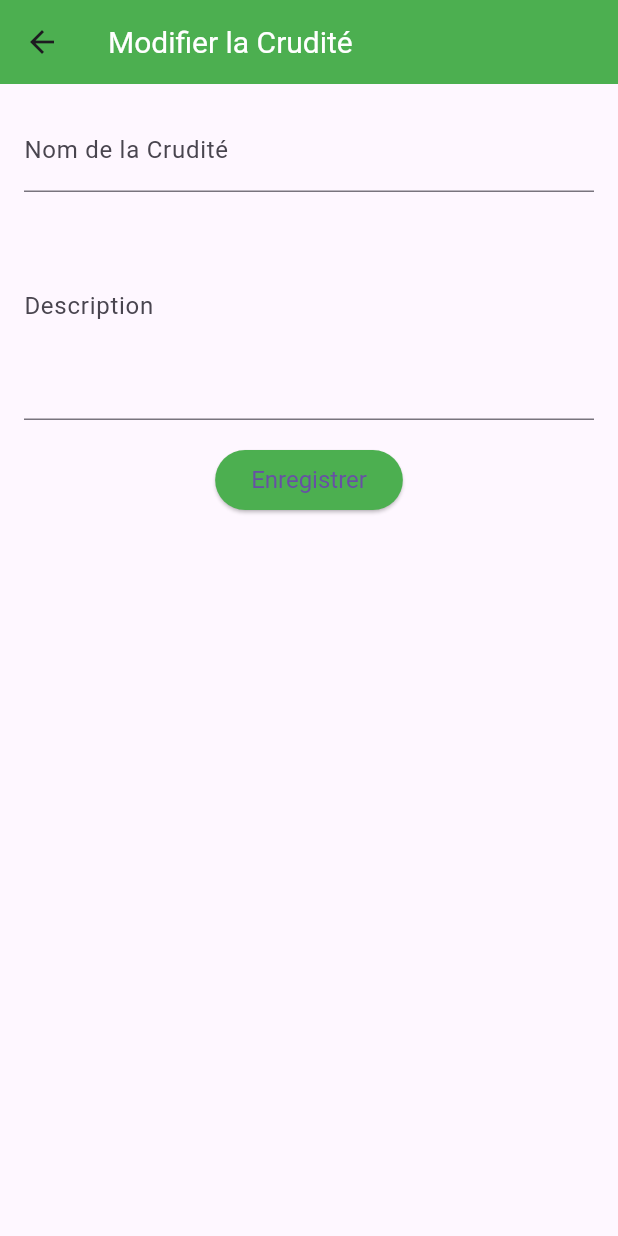
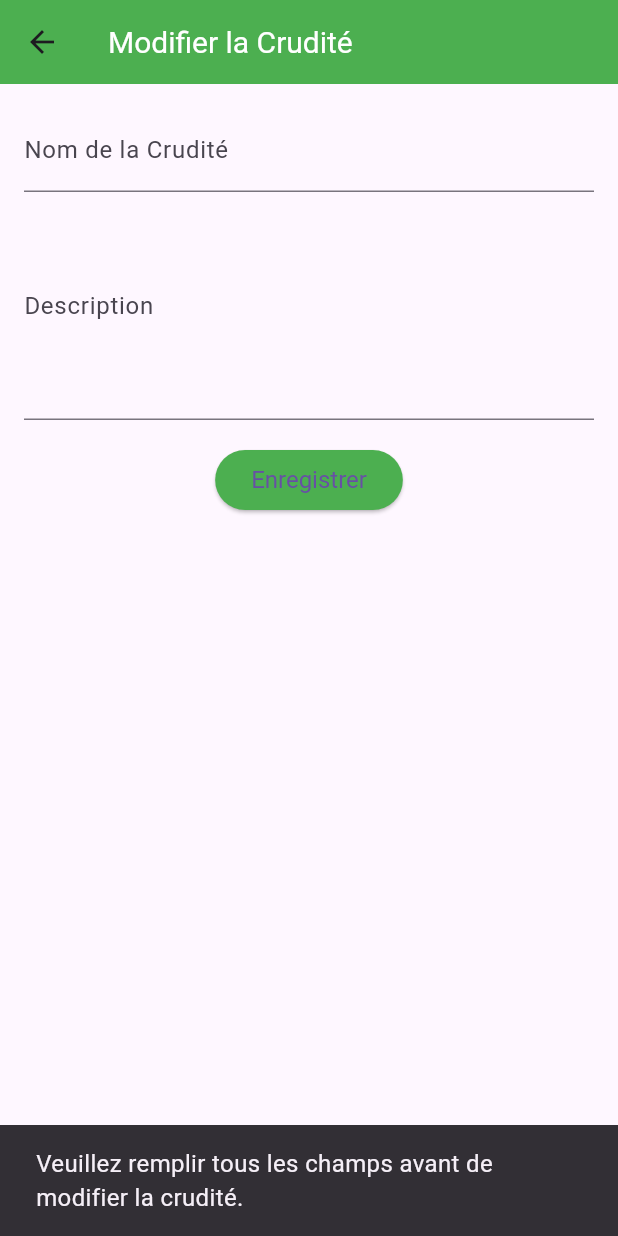
Before and after one commit to adia-dev/crudite-flutter, a Flutter app: the EditPostScreen screen opened directly with empty values, after a tap on "Enregistrer", on a phone screen of 412 x 824 dp. Run offline on Flutter 3.47's test engine with Material 3 defaults, Android fonts, the phone set to English and light mode, and no system bars; our stand-ins replace flutter_riverpod.

Commit message:
validation - error handling
TODO: make the create screen and edit screen the same component

```diff
--- a/lib/main.dart
+++ b/lib/main.dart
@@ -47,7 +47,6 @@
         '/create': (context) => const CreatePostScreen(),
         '/about': (context) => const AboutScreen(),
       },
-      // On utilise la route nommée "/edit" avec des arguments
       onGenerateRoute: (settings) {
         if (settings.name == '/edit') {
           final args = settings.arguments as Map<String, dynamic>;
--- a/lib/screens/edit_post_screen.dart
+++ b/lib/screens/edit_post_screen.dart
@@ -3,6 +3,7 @@ import 'package:flutter_riverpod/flutter_riverpod.dart';
 import '../models/post.dart';
 import '../providers/posts_provider.dart';
 
+// TODO: Could use the same screen for both creating and editing
 class EditPostScreen extends ConsumerStatefulWidget {
   final Post post;
 
@@ -20,8 +21,7 @@ class _EditPostScreenState extends ConsumerState<EditPostScreen> {
   void initState() {
     super.initState();
     titleController = TextEditingController(text: widget.post.title);
-    descriptionController =
-        TextEditingController(text: widget.post.description);
+    descriptionController = TextEditingController(text: widget.post.description);
   }
 
   @override
@@ -51,21 +51,41 @@ class _EditPostScreenState extends ConsumerState<EditPostScreen> {
             const SizedBox(height: 16),
             ElevatedButton(
               onPressed: () async {
+                final title = titleController.text.trim();
+                final description = descriptionController.text.trim();
+
+                if (title.isEmpty || description.isEmpty) {
+                  ScaffoldMessenger.of(context).showSnackBar(
+                    const SnackBar(
+                      content: Text(
+                        'Veuillez remplir tous les champs avant de modifier la crudité.',
+                      ),
+                    ),
+                  );
+                  return;
+                }
+
                 final updatedPost = widget.post.copyWith(
-                  title: titleController.text.trim(),
-                  description: descriptionController.text.trim(),
+                  title: title,
+                  description: description,
                 );
 
+                try {
                   await ref.read(postsRepositoryProvider).updatePost(updatedPost);
 
-                // Après la mise à jour, on réactualise la liste
                   ref.invalidate(postsListProvider);
 
                   Navigator.pop(context);
                   ScaffoldMessenger.of(context).showSnackBar(
                     SnackBar(
-                      content: Text('${updatedPost.title} a été mis à jour')),
+                      content: Text('${updatedPost.title} a été mis à jour'),
+                    ),
                   );
+                } catch (error) {
+                  ScaffoldMessenger.of(context).showSnackBar(
+                    SnackBar(content: Text('Erreur : $error')),
+                  );
+                }
               },
               child: const Text('Enregistrer'),
             ),
```
Also changed, not shown: lib/screens/create_post_screen.dart (+22 -4 lines), lib/screens/posts_list_screen.dart (+28 -5 lines). Lines whose indentation alone changed are shown as unchanged.
